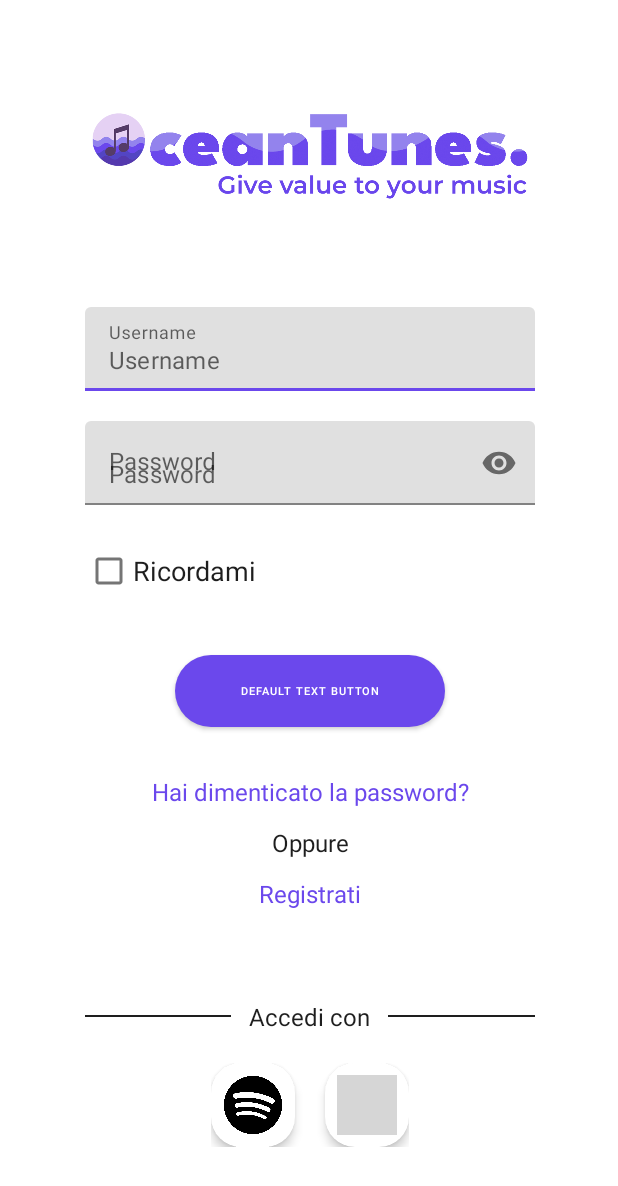
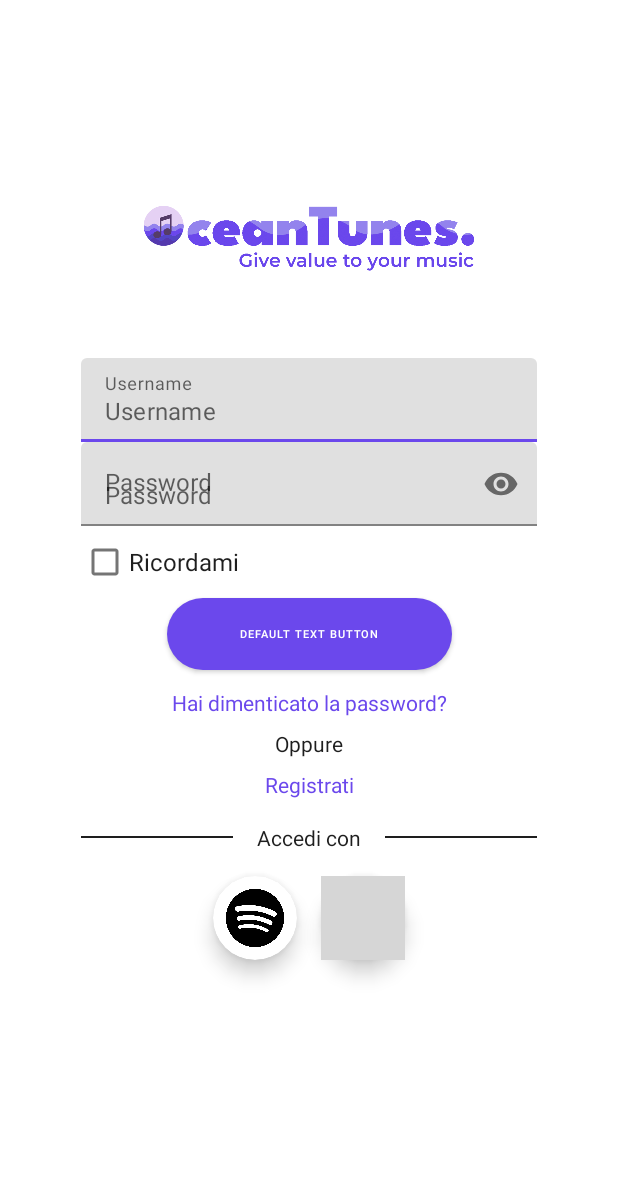
Before and after one commit to Magliaa/OceanTunes, an Android app: the layout activity_login.xml on its own in the app's theme, with its tools: preview values and no code run, on a phone screen of 412 x 824 dp. Shown: the top 1186 px of the screen. Run offline under Robolectric (Android 15) with nearby library versions, the phone set to English and light mode, and no system bars; grey boxes are pictures that could not be loaded.

Commit message:
🐛 fixed login responsiveness

```diff
--- a/app/src/main/res/layout/activity_login.xml
+++ b/app/src/main/res/layout/activity_login.xml
@@ -1,59 +1,64 @@
-<?xml version="1.0" encoding="utf-8"?>
 <androidx.constraintlayout.widget.ConstraintLayout
     xmlns:android="http://schemas.android.com/apk/res/android"
     xmlns:app="http://schemas.android.com/apk/res-auto"
     xmlns:tools="http://schemas.android.com/tools"
     android:layout_width="match_parent"
     android:layout_height="match_parent"
-    android:padding="@dimen/activity_horizontal_margin">
-
-    <!-- Contenitore principale per centrare il contenuto -->
-    <LinearLayout
-        android:id="@+id/mainContainer"
-        android:layout_width="443dp"
-        android:layout_height="800dp"
-        android:gravity="center_horizontal"
-        android:orientation="vertical"
-        android:padding="32dp"
-        app:layout_constraintBottom_toBottomOf="parent"
-        app:layout_constraintEnd_toEndOf="parent"
-        app:layout_constraintStart_toStartOf="parent"
-        app:layout_constraintTop_toTopOf="parent">
+    android:padding="16dp"
+    android:clipChildren="false"
+    android:clipToPadding="false"
+    android:background="@color/white"
+    tools:context=".MainActivity">
 
     <!-- Logo -->
+
+    <!-- Campo Username -->
     <ImageView
         android:id="@+id/logoImage"
-            android:layout_width="300dp"
-            android:layout_height="120dp"
-            android:layout_marginBottom="40dp"
-            android:src="@drawable/ic_logo_oceantunes" />
+        android:layout_width="0dp"
+        android:layout_height="0dp"
+        android:layout_marginTop="64dp"
+        android:contentDescription="Logo del servizio OceanTunes"
+        android:src="@drawable/ic_logo_oceantunes"
+        app:layout_constraintEnd_toEndOf="parent"
+        app:layout_constraintHeight_percent="0.2"
+        app:layout_constraintStart_toStartOf="parent"
+        app:layout_constraintTop_toTopOf="parent"
+        app:layout_constraintWidth_percent="0.6" />
 
-        <!-- Campo Username -->
     <com.tunagold.oceantunes.ui.components.MaterialTextInput
         android:id="@+id/usernameInput"
-            android:layout_width="300dp"
+        android:layout_width="0dp"
         android:layout_height="wrap_content"
-            android:layout_marginBottom="20dp"
+        app:layout_constraintTop_toBottomOf="@id/logoImage"
+        app:layout_constraintStart_toStartOf="parent"
+        app:layout_constraintEnd_toEndOf="parent"
+        app:layout_constraintWidth_percent="0.8"
         app:hintText="Username">
 
         <com.google.android.material.textfield.TextInputEditText
             android:layout_width="match_parent"
             android:layout_height="wrap_content"
-                android:hint="Username"/>
+            android:minHeight="48dp"
+            android:hint="Username" />
     </com.tunagold.oceantunes.ui.components.MaterialTextInput>
 
     <!-- Campo Password -->
     <com.tunagold.oceantunes.ui.components.MaterialTextInput
         android:id="@+id/passwordInput"
-            android:layout_width="300dp"
+        android:layout_width="0dp"
         android:layout_height="wrap_content"
-            android:layout_marginBottom="20dp"
+        app:layout_constraintTop_toBottomOf="@id/usernameInput"
+        app:layout_constraintStart_toStartOf="parent"
+        app:layout_constraintEnd_toEndOf="parent"
+        app:layout_constraintWidth_percent="0.8"
         app:endIconMode="password_toggle"
         app:hintText="Password">
 
         <com.google.android.material.textfield.TextInputEditText
             android:layout_width="match_parent"
             android:layout_height="wrap_content"
+            android:minHeight="48dp"
             android:inputType="textPassword"
             android:hint="Password" />
     </com.tunagold.oceantunes.ui.components.MaterialTextInput>
@@ -61,72 +66,88 @@
     <!-- Checkbox Ricordami -->
     <CheckBox
         android:id="@+id/rememberMeCheckBox"
-            android:layout_width="300dp"
+        android:layout_width="0dp"
         android:layout_height="wrap_content"
-            android:layout_marginBottom="32dp"
+        app:layout_constraintTop_toBottomOf="@id/passwordInput"
+        app:layout_constraintStart_toStartOf="parent"
+        app:layout_constraintEnd_toEndOf="parent"
+        app:layout_constraintWidth_percent="0.8"
+        android:minHeight="48dp"
         android:text="Ricordami"
         android:textColor="@color/dark"
-            android:textSize="18sp"/>
+        android:textSize="16sp" />
 
     <!-- Pulsante Accedi -->
     <com.tunagold.oceantunes.ui.components.MaterialButton
         android:id="@+id/loginButton"
-            android:layout_width="180dp"
+        android:layout_width="0dp"
         android:layout_height="wrap_content"
-            android:layout_marginBottom="32dp"
+        app:layout_constraintTop_toBottomOf="@id/rememberMeCheckBox"
+        app:layout_constraintStart_toStartOf="parent"
+        app:layout_constraintEnd_toEndOf="parent"
+        app:layout_constraintWidth_percent="0.5"
+        android:text="ACCEDI"
         android:background="@drawable/rounded_button"
-            android:text="ACCEDI"
         android:textColor="@color/white"
-            app:buttonColor="@color/purple3"
+        android:minHeight="48dp"
         android:textSize="18sp" />
 
-        <!-- Link password dimenticata -->
+    <!-- Testo Password dimenticata -->
     <TextView
         android:id="@+id/forgotPasswordText"
         android:layout_width="wrap_content"
         android:layout_height="wrap_content"
-            android:layout_marginBottom="12dp"
+        android:layout_marginTop="12dp"
         android:text="Hai dimenticato la password?"
         android:textColor="@color/purple3"
-            android:textSize="16sp" />
+        android:textSize="14sp"
+        app:layout_constraintEnd_toEndOf="parent"
+        app:layout_constraintHorizontal_bias="0.5"
+        app:layout_constraintStart_toStartOf="parent"
+        app:layout_constraintTop_toBottomOf="@id/loginButton" />
 
-        <!-- Testo Oppure -->
+    <!-- Testo "Oppure" -->
     <TextView
         android:id="@+id/orText"
         android:layout_width="wrap_content"
         android:layout_height="wrap_content"
-            android:layout_marginBottom="12dp"
+        app:layout_constraintTop_toBottomOf="@id/forgotPasswordText"
+        app:layout_constraintStart_toStartOf="parent"
+        app:layout_constraintEnd_toEndOf="parent"
         android:text="Oppure"
         android:textColor="@color/dark"
-            android:textSize="16sp" />
+        android:textSize="14sp"
+        android:layout_marginTop="8dp" />
 
     <!-- Link Registrati -->
     <TextView
         android:id="@+id/registerText"
         android:layout_width="wrap_content"
         android:layout_height="wrap_content"
-            android:layout_marginBottom="40dp"
+        app:layout_constraintTop_toBottomOf="@id/orText"
+        app:layout_constraintStart_toStartOf="parent"
+        app:layout_constraintEnd_toEndOf="parent"
         android:text="Registrati"
         android:textColor="@color/purple3"
-            android:textSize="16sp" />
+        android:textSize="14sp"
+        android:layout_marginTop="8dp" />
 
-        <!-- Spazio per spostare la sezione in basso -->
-        <Space
-            android:layout_width="wrap_content"
-            android:layout_height="0dp"
-            android:layout_weight="1" />
-
-        <!-- Divider con "Accedi con" -->
+    <!-- Divider con testo "Accedi con" -->
     <LinearLayout
-            android:layout_width="300dp"
+        android:id="@+id/dividerContainer"
+        android:layout_width="0dp"
         android:layout_height="wrap_content"
-            android:layout_marginBottom="20dp"
-            android:gravity="center_vertical"
-            android:orientation="horizontal">
+        android:layout_marginTop="16dp"
+        android:gravity="center"
+        android:orientation="horizontal"
+        app:layout_constraintEnd_toEndOf="parent"
+        app:layout_constraintStart_toStartOf="parent"
+        app:layout_constraintTop_toBottomOf="@id/registerText"
+        app:layout_constraintWidth_percent="0.8">
 
         <View
             android:layout_width="0dp"
-                android:layout_height="@dimen/divider_thickness"
+            android:layout_height="1dp"
             android:layout_weight="1"
             android:background="@color/dark" />
 
@@ -134,65 +155,69 @@
             android:id="@+id/loginWithText"
             android:layout_width="wrap_content"
             android:layout_height="wrap_content"
-                android:layout_marginHorizontal="12dp"
+            android:layout_marginHorizontal="16dp"
             android:text="Accedi con"
             android:textColor="@color/dark"
-                android:textSize="16sp" />
+            android:textSize="14sp" />
 
         <View
             android:layout_width="0dp"
-                android:layout_height="@dimen/divider_thickness"
+            android:layout_height="1dp"
             android:layout_weight="1"
             android:background="@color/dark" />
     </LinearLayout>
 
-        <!-- Pulsanti di accesso con servizi esterni -->
+    <!-- Social login -->
     <LinearLayout
         android:id="@+id/socialLoginContainer"
-            android:layout_width="wrap_content"
+        android:layout_width="0dp"
         android:layout_height="wrap_content"
+        android:layout_marginTop="16dp"
+        android:gravity="center"
         android:orientation="horizontal"
-            android:layout_marginBottom="16dp">
+        app:layout_constraintEnd_toEndOf="parent"
+        app:layout_constraintStart_toStartOf="parent"
+        app:layout_constraintTop_toBottomOf="@id/dividerContainer"
+        app:layout_constraintWidth_percent="0.8">
 
-            <!-- Pulsante Spotify con MaterialCardView -->
+        <!-- Spotify Button -->
         <com.google.android.material.card.MaterialCardView
             android:layout_width="56dp"
             android:layout_height="56dp"
-                android:layout_marginEnd="20dp"
-                app:cardCornerRadius="20dp"
-                app:cardElevation="4dp">
+            app:cardCornerRadius="28dp"
+            app:cardElevation="8dp"
+            app:cardBackgroundColor="@android:color/white"
+            android:layout_marginEnd="16dp">
 
             <ImageButton
                 android:id="@+id/spotifyButton"
-                    android:layout_width="40dp"
-                    android:layout_height="40dp"
+                android:layout_width="match_parent"
+                android:layout_height="match_parent"
                 android:background="@android:color/transparent"
+                android:src="@drawable/ic_spotify_logo"
                 android:contentDescription="Accedi con Spotify"
-                    android:src="@drawable/ic_spotify_logo"
-                    android:scaleType="fitCenter"
-                    android:layout_gravity="center"/>
+                android:scaleType="centerInside"
+                android:padding="8dp" />
         </com.google.android.material.card.MaterialCardView>
 
-            <!-- Pulsante Google con MaterialCardView -->
+        <!-- Google Button -->
         <com.google.android.material.card.MaterialCardView
             android:layout_width="56dp"
             android:layout_height="56dp"
-                app:cardCornerRadius="20dp"
-                app:cardElevation="4dp">
+            app:cardCornerRadius="28dp"
+            app:cardElevation="8dp"
+            app:cardBackgroundColor="@android:color/white">
 
             <ImageButton
                 android:id="@+id/googleButton"
-                    android:layout_width="40dp"
-                    android:layout_height="40dp"
+                android:layout_width="match_parent"
+                android:layout_height="match_parent"
                 android:background="@android:color/transparent"
-                    android:contentDescription="Login with Google"
                 android:src="@drawable/ic_google_logo"
-                    android:scaleType="fitCenter"
-                    android:layout_gravity="center"/>
+                android:contentDescription="Accedi con Google"
+                android:scaleType="centerInside"
+                android:padding="8dp" />
         </com.google.android.material.card.MaterialCardView>
-
-        </LinearLayout>
-
     </LinearLayout>
 
 </androidx.constraintlayout.widget.ConstraintLayout>
```
Lines whose indentation alone changed are shown as unchanged.
